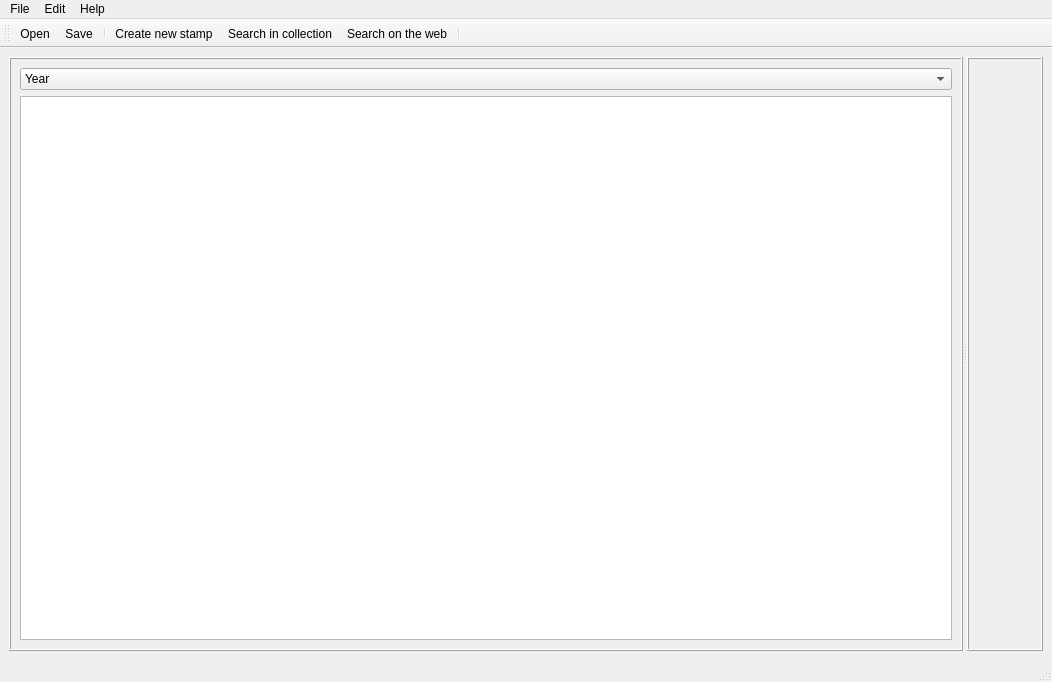
Qt form UI/widgets/mainWindow.ui (chep/philatelie) before a commit.
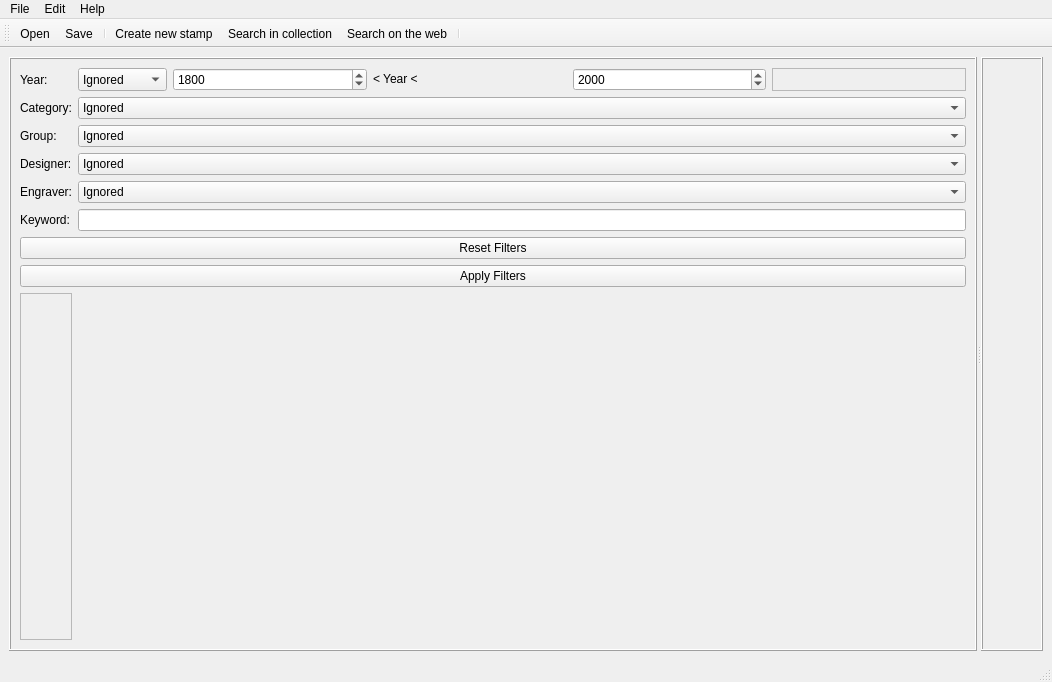
The same form after that commit. Icons and pictures are not drawn.

The edit to the form file:
```diff
--- a/UI/widgets/mainWindow.ui
+++ b/UI/widgets/mainWindow.ui
@@ -22,7 +22,7 @@
       </property>
       <widget class="QFrame" name="frameFilter">
        <property name="sizePolicy">
-        <sizepolicy hsizetype="Preferred" vsizetype="Preferred">
+        <sizepolicy hsizetype="Expanding" vsizetype="Preferred">
          <horstretch>0</horstretch>
          <verstretch>0</verstretch>
         </sizepolicy>
@@ -34,37 +34,289 @@
         <enum>QFrame::Raised</enum>
        </property>
        <layout class="QGridLayout" name="gridLayout_2">
-        <item row="0" column="0">
-         <widget class="QComboBox" name="comboBoxFilter">
+        <item row="0" column="1">
+         <layout class="QHBoxLayout" name="horizontalLayout_2">
           <item>
-           <property name="text">
-            <string>Year</string>
-           </property>
+           <widget class="QComboBox" name="comboBoxYear">
+            <property name="sizePolicy">
+             <sizepolicy hsizetype="Minimum" vsizetype="Minimum">
+              <horstretch>0</horstretch>
+              <verstretch>0</verstretch>
+             </sizepolicy>
+            </property>
+            <item>
+             <property name="text">
+              <string>Ignored</string>
+             </property>
+            </item>
+            <item>
+             <property name="text">
+              <string>=</string>
+             </property>
+            </item>
+            <item>
+             <property name="text">
+              <string>&lt;</string>
+             </property>
+            </item>
+            <item>
+             <property name="text">
+              <string>&gt;</string>
+             </property>
+            </item>
+            <item>
+             <property name="text">
+              <string>x&lt;YEAR&lt;y</string>
+             </property>
+            </item>
+           </widget>
           </item>
           <item>
-           <property name="text">
-            <string>Group</string>
-           </property>
+           <widget class="QSpinBox" name="spinBoxYearMin">
+            <property name="sizePolicy">
+             <sizepolicy hsizetype="Expanding" vsizetype="Minimum">
+              <horstretch>0</horstretch>
+              <verstretch>0</verstretch>
+             </sizepolicy>
+            </property>
+            <property name="maximum">
+             <number>3000</number>
+            </property>
+            <property name="value">
+             <number>1800</number>
+            </property>
+           </widget>
           </item>
           <item>
-           <property name="text">
-            <string>Category</string>
-           </property>
+           <widget class="QLabel" name="labelYear">
+            <property name="sizePolicy">
+             <sizepolicy hsizetype="Expanding" vsizetype="Minimum">
+              <horstretch>0</horstretch>
+              <verstretch>0</verstretch>
+             </sizepolicy>
+            </property>
+            <property name="text">
+             <string>&lt; Year &lt;</string>
+            </property>
+           </widget>
           </item>
           <item>
-           <property name="text">
-            <string>Designer</string>
-           </property>
+           <widget class="QSpinBox" name="spinBoxYearMax">
+            <property name="sizePolicy">
+             <sizepolicy hsizetype="Expanding" vsizetype="Minimum">
+              <horstretch>0</horstretch>
+              <verstretch>0</verstretch>
+             </sizepolicy>
+            </property>
+            <property name="maximum">
+             <number>3000</number>
+            </property>
+            <property name="value">
+             <number>2000</number>
+            </property>
+           </widget>
           </item>
           <item>
-           <property name="text">
-            <string>Engraver</string>
-           </property>
+           <widget class="QFrame" name="frame_2">
+            <property name="sizePolicy">
+             <sizepolicy hsizetype="Expanding" vsizetype="Preferred">
+              <horstretch>0</horstretch>
+              <verstretch>0</verstretch>
+             </sizepolicy>
+            </property>
+            <property name="frameShape">
+             <enum>QFrame::StyledPanel</enum>
+            </property>
+            <property name="frameShadow">
+             <enum>QFrame::Raised</enum>
+            </property>
+           </widget>
           </item>
-         </widget>
+         </layout>
         </item>
         <item row="1" column="0">
-         <widget class="QListWidget" name="listWidgetFilter"/>
+         <widget class="QLabel" name="label_2">
+          <property name="sizePolicy">
+           <sizepolicy hsizetype="Minimum" vsizetype="Minimum">
+            <horstretch>0</horstretch>
+            <verstretch>0</verstretch>
+           </sizepolicy>
+          </property>
+          <property name="text">
+           <string>Category:</string>
+          </property>
+         </widget>
+        </item>
+        <item row="5" column="1">
+         <widget class="QLineEdit" name="lineEditKeyword">
+          <property name="sizePolicy">
+           <sizepolicy hsizetype="Expanding" vsizetype="Minimum">
+            <horstretch>0</horstretch>
+            <verstretch>0</verstretch>
+           </sizepolicy>
+          </property>
+         </widget>
+        </item>
+        <item row="4" column="1">
+         <widget class="QComboBox" name="comboBoxEngraver">
+          <property name="sizePolicy">
+           <sizepolicy hsizetype="Expanding" vsizetype="Minimum">
+            <horstretch>0</horstretch>
+            <verstretch>0</verstretch>
+           </sizepolicy>
+          </property>
+          <item>
+           <property name="text">
+            <string>Ignored</string>
+           </property>
+          </item>
+         </widget>
+        </item>
+        <item row="2" column="0">
+         <widget class="QLabel" name="label_3">
+          <property name="sizePolicy">
+           <sizepolicy hsizetype="Minimum" vsizetype="Minimum">
+            <horstretch>0</horstretch>
+            <verstretch>0</verstretch>
+           </sizepolicy>
+          </property>
+          <property name="text">
+           <string>Group:</string>
+          </property>
+         </widget>
+        </item>
+        <item row="5" column="0">
+         <widget class="QLabel" name="label_6">
+          <property name="sizePolicy">
+           <sizepolicy hsizetype="Minimum" vsizetype="Minimum">
+            <horstretch>0</horstretch>
+            <verstretch>0</verstretch>
+           </sizepolicy>
+          </property>
+          <property name="text">
+           <string>Keyword:</string>
+          </property>
+         </widget>
+        </item>
+        <item row="3" column="0">
+         <widget class="QLabel" name="label_4">
+          <property name="sizePolicy">
+           <sizepolicy hsizetype="Minimum" vsizetype="Minimum">
+            <horstretch>0</horstretch>
+            <verstretch>0</verstretch>
+           </sizepolicy>
+          </property>
+          <property name="text">
+           <string>Designer:</string>
+          </property>
+         </widget>
+        </item>
+        <item row="1" column="1">
+         <widget class="QComboBox" name="comboBoxCategory">
+          <property name="sizePolicy">
+           <sizepolicy hsizetype="Expanding" vsizetype="Minimum">
+            <horstretch>0</horstretch>
+            <verstretch>0</verstretch>
+           </sizepolicy>
+          </property>
+          <item>
+           <property name="text">
+            <string>Ignored</string>
+           </property>
+          </item>
+         </widget>
+        </item>
+        <item row="7" column="0" colspan="2">
+         <widget class="QPushButton" name="pushButtonApply">
+          <property name="sizePolicy">
+           <sizepolicy hsizetype="Expanding" vsizetype="Minimum">
+            <horstretch>0</horstretch>
+            <verstretch>0</verstretch>
+           </sizepolicy>
+          </property>
+          <property name="text">
+           <string>Apply Filters</string>
+          </property>
+         </widget>
+        </item>
+        <item row="3" column="1">
+         <widget class="QComboBox" name="comboBoxDesigner">
+          <property name="sizePolicy">
+           <sizepolicy hsizetype="Expanding" vsizetype="Minimum">
+            <horstretch>0</horstretch>
+            <verstretch>0</verstretch>
+           </sizepolicy>
+          </property>
+          <item>
+           <property name="text">
+            <string>Ignored</string>
+           </property>
+          </item>
+         </widget>
+        </item>
+        <item row="2" column="1">
+         <widget class="QComboBox" name="comboBoxGroup">
+          <property name="sizePolicy">
+           <sizepolicy hsizetype="Expanding" vsizetype="Minimum">
+            <horstretch>0</horstretch>
+            <verstretch>0</verstretch>
+           </sizepolicy>
+          </property>
+          <item>
+           <property name="text">
+            <string>Ignored</string>
+           </property>
+          </item>
+         </widget>
+        </item>
+        <item row="8" column="0">
+         <widget class="QFrame" name="frame">
+          <property name="sizePolicy">
+           <sizepolicy hsizetype="Preferred" vsizetype="Expanding">
+            <horstretch>0</horstretch>
+            <verstretch>0</verstretch>
+           </sizepolicy>
+          </property>
+          <property name="frameShape">
+           <enum>QFrame::StyledPanel</enum>
+          </property>
+          <property name="frameShadow">
+           <enum>QFrame::Raised</enum>
+          </property>
+         </widget>
+        </item>
+        <item row="0" column="0">
+         <widget class="QLabel" name="label">
+          <property name="sizePolicy">
+           <sizepolicy hsizetype="Minimum" vsizetype="Minimum">
+            <horstretch>0</horstretch>
+            <verstretch>0</verstretch>
+           </sizepolicy>
+          </property>
+          <property name="text">
+           <string>Year:</string>
+          </property>
+         </widget>
+        </item>
+        <item row="4" column="0">
+         <widget class="QLabel" name="label_5">
+          <property name="sizePolicy">
+           <sizepolicy hsizetype="Minimum" vsizetype="Minimum">
+            <horstretch>0</horstretch>
+            <verstretch>0</verstretch>
+           </sizepolicy>
+          </property>
+          <property name="text">
+           <string>Engraver:</string>
+          </property>
+         </widget>
+        </item>
+        <item row="6" column="0" colspan="2">
+         <widget class="QPushButton" name="pushButtonReset">
+          <property name="text">
+           <string>Reset Filters</string>
+          </property>
+         </widget>
         </item>
        </layout>
       </widget>
```
Left out of the diff: 3 changed lines with no effect on the pictures.
